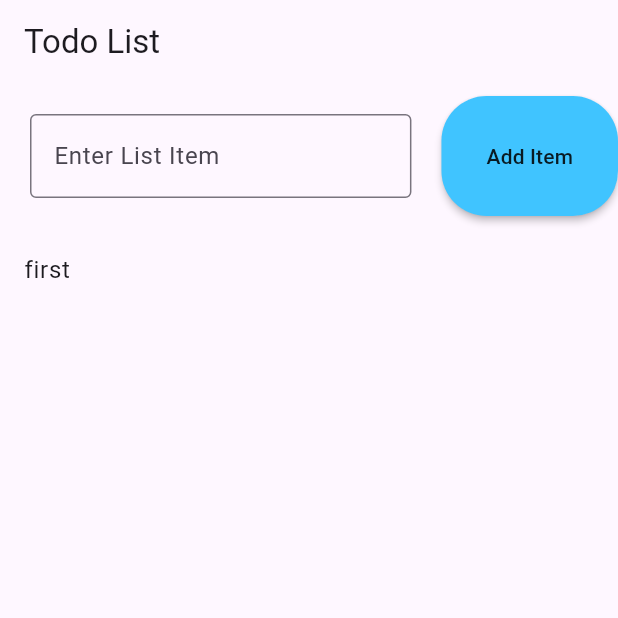
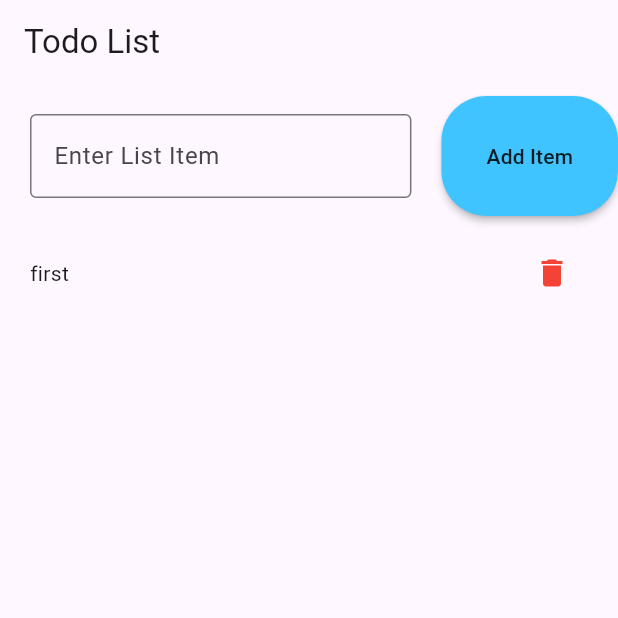
Before and after one commit to Jathu23/First-Flutter-Project, a Flutter app: the screen it shows after launch, on a phone screen of 412 x 824 dp, the top half of it. Run offline on Flutter 3.47's test engine with Material 3 defaults, Android fonts, the phone set to English and light mode, and no system bars.

Commit message:
add delete function

```diff
--- a/lib/main.dart
+++ b/lib/main.dart
@@ -24,8 +24,8 @@ class _TodoAppState extends State<TodoApp> {
           children: [
             Row(
               children: [
-      Expanded(child:
-             Container(
+                Expanded(
+                  child: Container(
                     padding: EdgeInsets.all(20),
                     child: TextField(
                       controller: listdatacontroller,
@@ -34,8 +34,8 @@ class _TodoAppState extends State<TodoApp> {
                         labelText: "Enter List Item",
                       ),
                     ),
-            ),),
-
+                  ),
+                ),
                 MaterialButton(
                   onPressed: () {
                     setState(() {
@@ -63,8 +63,23 @@ class _TodoAppState extends State<TodoApp> {
               child: ListView.builder(
                 itemCount: itemList.length,
                 itemBuilder: (context, index) {
-                  return ListTile(
-                    title: Text(itemList[index]),
+                  return Row(
+                    children: [
+                      Expanded(
+                        child: Container(
+                          padding: EdgeInsets.all(20),
+                          child: Text(itemList[index]),
+                        ),
+                      ),
+                      MaterialButton(
+                        onPressed: () {
+                          setState(() {
+                            itemList.removeAt(index);
+                          });
+                        },
+                        child: Icon(Icons.delete, color: Colors.red),
+                      )
+                    ],
                   );
                 },
               ),
```
Lines whose indentation alone changed are shown as unchanged.
